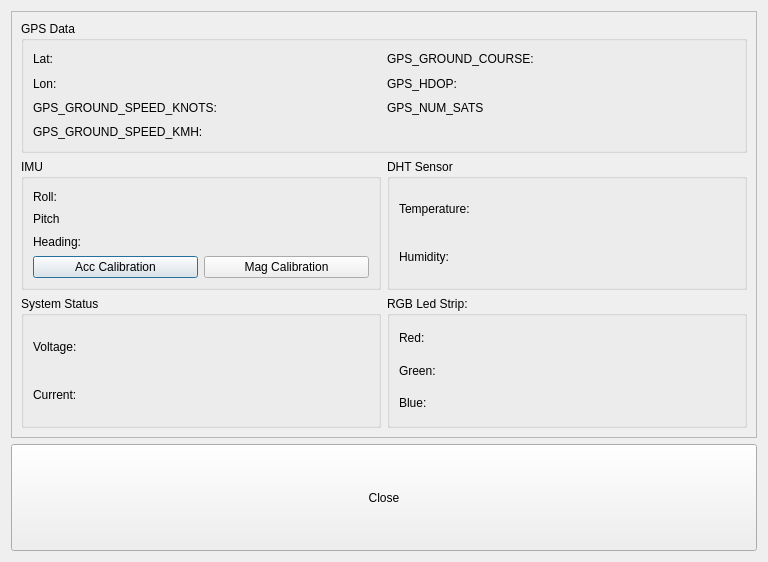
geirwanvik/WDrov, file WDguiBoat/WDguiBoat/hmi/allsensorsdialog.ui: the form before one commit.
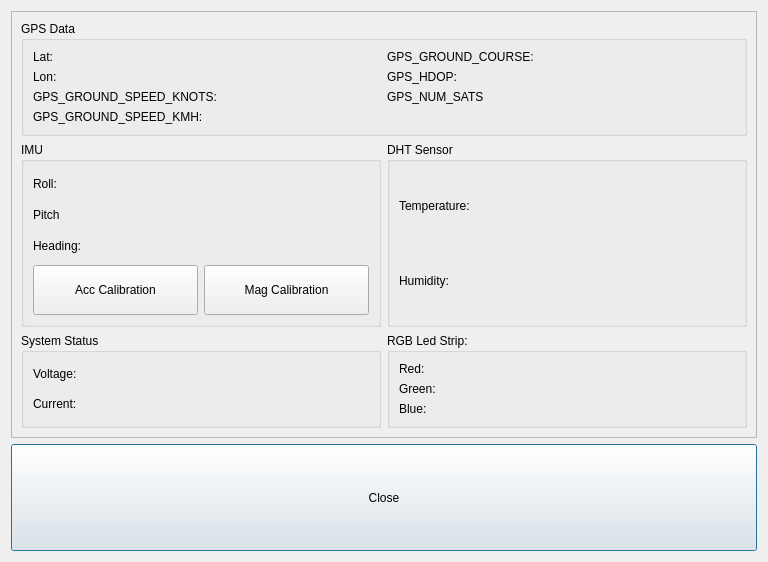
The form after the commit.

The edit to the form file:
```diff
--- a/WDguiBoat/WDguiBoat/hmi/allsensorsdialog.ui
+++ b/WDguiBoat/WDguiBoat/hmi/allsensorsdialog.ui
@@ -63,7 +63,7 @@
          <property name="title">
           <string>IMU</string>
          </property>
-         <layout class="QGridLayout" name="gridLayout_5">
+         <layout class="QGridLayout" name="gridLayout_5" rowstretch="1,1,1,2">
           <item row="0" column="0">
            <widget class="QLabel" name="labelRoll">
             <property name="text">
@@ -87,6 +87,15 @@
           </item>
           <item row="3" column="0">
            <widget class="QPushButton" name="pushButtonAccCalibration">
+            <property name="sizePolicy">
+             <sizepolicy hsizetype="Preferred" vsizetype="Preferred">
+              <horstretch>0</horstretch>
+              <verstretch>0</verstretch>
+             </sizepolicy>
+            </property>
+            <property name="focusPolicy">
+             <enum>Qt::NoFocus</enum>
+            </property>
             <property name="text">
              <string>Acc Calibration</string>
             </property>
@@ -94,6 +103,15 @@
           </item>
           <item row="3" column="1">
            <widget class="QPushButton" name="pushButtonMagCalibration">
+            <property name="sizePolicy">
+             <sizepolicy hsizetype="Preferred" vsizetype="Preferred">
+              <horstretch>0</horstretch>
+              <verstretch>0</verstretch>
+             </sizepolicy>
+            </property>
+            <property name="focusPolicy">
+             <enum>Qt::NoFocus</enum>
+            </property>
             <property name="text">
              <string>Mag Calibration</string>
             </property>
```
